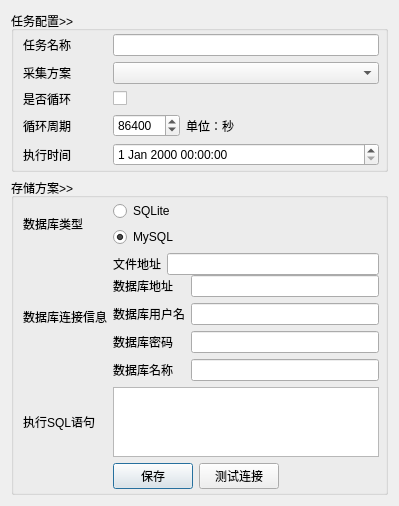
Old version of the form UI/Task.ui in the repository leaboy/pycollect.
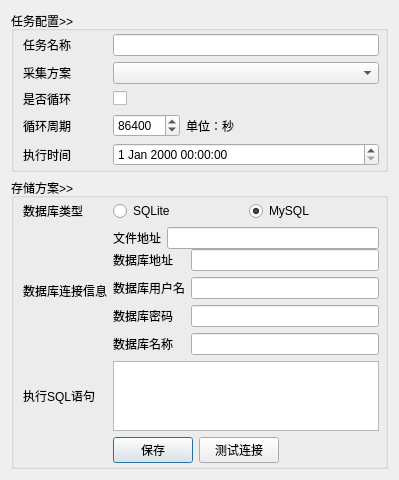
New version of the form.

The edit to the form file:
```diff
--- a/UI/Task.ui
+++ b/UI/Task.ui
@@ -7,7 +7,7 @@
     <x>0</x>
     <y>0</y>
     <width>399</width>
-    <height>457</height>
+    <height>435</height>
    </rect>
   </property>
   <property name="windowTitle">
@@ -273,27 +273,6 @@
           </property>
          </widget>
         </item>
-        <item row="0" column="1" colspan="3">
-         <layout class="QVBoxLayout" name="verticalLayout_3">
-          <item>
-           <widget class="QRadioButton" name="dbtype_sqlite">
-            <property name="text">
-             <string>SQLite</string>
-            </property>
-           </widget>
-          </item>
-          <item>
-           <widget class="QRadioButton" name="dbtype_mysql">
-            <property name="text">
-             <string>MySQL</string>
-            </property>
-            <property name="checked">
-             <bool>true</bool>
-            </property>
-           </widget>
-          </item>
-         </layout>
-        </item>
         <item row="0" column="0">
          <widget class="QLabel" name="label_7">
           <property name="text">
@@ -327,6 +306,27 @@
           </property>
          </spacer>
         </item>
+        <item row="0" column="1" colspan="3">
+         <layout class="QGridLayout" name="gridLayout_5">
+          <item row="0" column="0">
+           <widget class="QRadioButton" name="dbtype_sqlite">
+            <property name="text">
+             <string>SQLite</string>
+            </property>
+           </widget>
+          </item>
+          <item row="0" column="1">
+           <widget class="QRadioButton" name="dbtype_mysql">
+            <property name="text">
+             <string>MySQL</string>
+            </property>
+            <property name="checked">
+             <bool>true</bool>
+            </property>
+           </widget>
+          </item>
+         </layout>
+        </item>
        </layout>
       </item>
      </layout>
```
Left out of the diff: 2 changed lines with no effect on the pictures.
